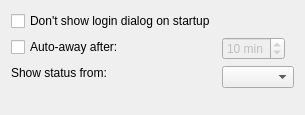
The window that src/mainsettings.ui (Winand/mqutim) describes before a commit, drawn with Qt 5.
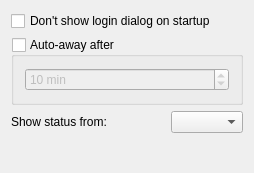
The same window after the commit.

Diff of the .ui file:
```diff
--- a/src/mainsettings.ui
+++ b/src/mainsettings.ui
@@ -5,18 +5,18 @@
    <rect>
     <x>0</x>
     <y>0</y>
-    <width>221</width>
-    <height>115</height>
+    <width>254</width>
+    <height>173</height>
    </rect>
   </property>
   <property name="windowTitle" >
    <string>mainSettings</string>
   </property>
-  <layout class="QFormLayout" name="formLayout" >
-   <item row="0" column="0" >
+  <layout class="QVBoxLayout" name="verticalLayout_2" >
+   <item>
     <widget class="QCheckBox" name="loginDialogBox" >
      <property name="sizePolicy" >
-      <sizepolicy vsizetype="Fixed" hsizetype="Maximum" >
+      <sizepolicy vsizetype="Fixed" hsizetype="Expanding" >
        <horstretch>0</horstretch>
        <verstretch>0</verstretch>
       </sizepolicy>
@@ -26,20 +26,28 @@
      </property>
     </widget>
    </item>
-   <item row="1" column="0" >
-    <widget class="QCheckBox" name="autoAwayBox" >
-     <property name="text" >
-      <string>Auto-away after:</string>
+   <item>
+    <widget class="QGroupBox" name="autoAwayBox" >
+     <property name="title" >
+      <string>Auto-away after</string>
      </property>
-    </widget>
-   </item>
-   <item row="1" column="1" >
+     <property name="flat" >
+      <bool>false</bool>
+     </property>
+     <property name="checkable" >
+      <bool>true</bool>
+     </property>
+     <property name="checked" >
+      <bool>false</bool>
+     </property>
+     <layout class="QVBoxLayout" name="verticalLayout" >
+      <item>
     <widget class="QSpinBox" name="awayMinBox" >
      <property name="enabled" >
       <bool>false</bool>
      </property>
      <property name="sizePolicy" >
-      <sizepolicy vsizetype="Fixed" hsizetype="Fixed" >
+         <sizepolicy vsizetype="Fixed" hsizetype="Expanding" >
        <horstretch>0</horstretch>
        <verstretch>0</verstretch>
       </sizepolicy>
@@ -58,8 +66,13 @@
      </property>
     </widget>
    </item>
-   <item row="2" column="0" >
-    <widget class="QLabel" name="label" >
+     </layout>
+    </widget>
+   </item>
+   <item>
+    <layout class="QHBoxLayout" name="horizontalLayout" >
+     <item>
+      <widget class="QLabel" name="showStatusLabel" >
      <property name="sizePolicy" >
       <sizepolicy vsizetype="Fixed" hsizetype="Preferred" >
        <horstretch>0</horstretch>
@@ -77,7 +90,7 @@
      </property>
     </widget>
    </item>
-   <item row="2" column="1" >
+     <item>
     <widget class="QComboBox" name="accountComboBox" >
      <property name="sizePolicy" >
       <sizepolicy vsizetype="Fixed" hsizetype="Fixed" >
@@ -86,6 +99,21 @@
       </sizepolicy>
      </property>
     </widget>
+     </item>
+    </layout>
+   </item>
+   <item>
+    <spacer name="verticalSpacer" >
+     <property name="orientation" >
+      <enum>Qt::Vertical</enum>
+     </property>
+     <property name="sizeHint" stdset="0" >
+      <size>
+       <width>20</width>
+       <height>40</height>
+      </size>
+     </property>
+    </spacer>
    </item>
   </layout>
  </widget>
```
Lines whose indentation alone changed are shown as unchanged.
